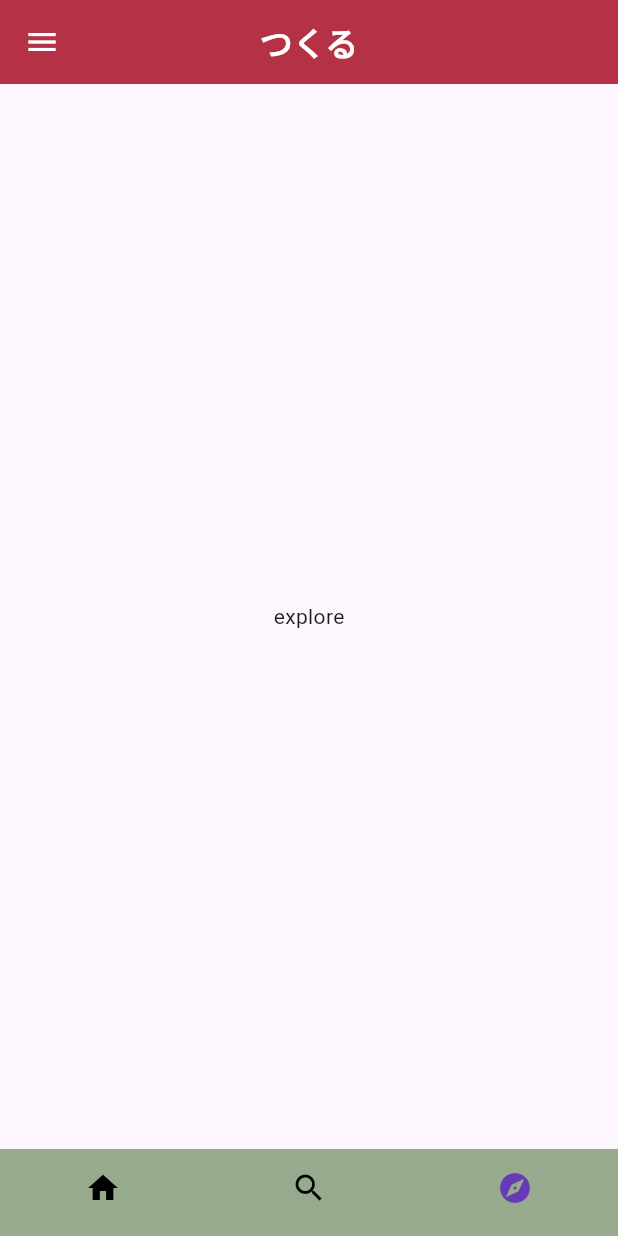
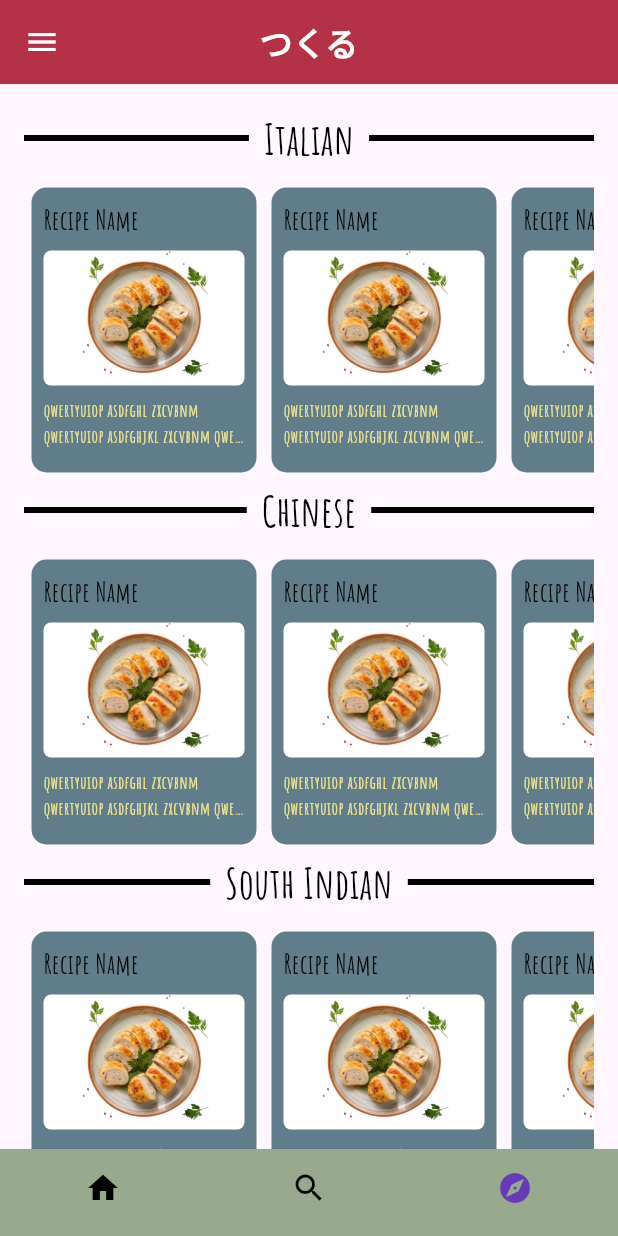
Before and after one commit to shashwat0224/Tsukuru-Mobile-App, a Flutter app: the screen it shows after launch, item 3 of the bottom bar chosen, on a phone screen of 412 x 824 dp. Run offline on Flutter 3.47's test engine with Material 3 defaults, Android fonts, the phone set to English and light mode, and no system bars.

Commit message:
added new uihelper widget, created explore list view and added prototype content to explore screen

```diff
--- a/lib/screens/explorescreen.dart
+++ b/lib/screens/explorescreen.dart
@@ -1,4 +1,5 @@
 import 'package:flutter/material.dart';
+import 'package:tsukuru/widgets/explore_listview.dart';
 
 class ExploreScreen extends StatefulWidget {
   const ExploreScreen({super.key});
@@ -11,7 +12,18 @@ class _ExploreScreenState extends State<ExploreScreen> {
   @override
   Widget build(BuildContext context) {
     return Scaffold(
-      body: SafeArea(child: Center(child: Text('explore'),)),
+      body: SafeArea(
+        child: SingleChildScrollView(
+          padding: EdgeInsets.all(16.0),
+          child: Column(
+            children: [
+              ExploreListview(headerTitle: 'Italian'),
+              ExploreListview(headerTitle: 'Chinese'),
+              ExploreListview(headerTitle: 'South Indian'),
+            ],
+          ),
+        ),
+      ),
     );
   }
 }
--- /dev/null
+++ b/lib/widgets/explore_listview.dart
@@ -0,0 +1,83 @@
+import 'package:flutter/material.dart';
+import 'package:tsukuru/widgets/uihelper.dart';
+
+class ExploreListview extends StatelessWidget {
+  const ExploreListview({super.key, required this.headerTitle});
+
+  final String headerTitle;
+
+  @override
+  Widget build(BuildContext context) {
+    return Column(
+      children: [
+        UiHelper.customHeaderText(
+          title: headerTitle,
+          size: 28,
+          color: Colors.black,
+        ),
+        SizedBox(height: 8),
+        SizedBox(
+          height: 200,
+          child: ListView.builder(
+            shrinkWrap: true,
+            scrollDirection: Axis.horizontal,
+            itemCount: 8,
+            itemBuilder: (context, index) {
+              return InkWell(
+                onTap: () {
+                  print('onTap');
+                },
+                onDoubleTap: () {
+                  print('onDoubleTap');
+                },
+                child: Padding(
+                  padding: const EdgeInsets.all(5),
+                  child: Container(
+                    width: 150,
+                    padding: EdgeInsets.all(8.0),
+                    decoration: BoxDecoration(
+                      borderRadius: BorderRadius.circular(10),
+                      color: Colors.blueGrey,
+                    ),
+                    child: Column(
+                      crossAxisAlignment: CrossAxisAlignment.start,
+                      children: [
+                        UiHelper.customText(
+                          title: 'Recipe Name',
+                          size: 18,
+                          color: Colors.black,
+                        ),
+                        SizedBox(height: 8),
+                        Container(
+                          height: 90,
+                          width: 140,
+                          decoration: BoxDecoration(
+                            borderRadius: BorderRadius.circular(5),
+                            color: Colors.white,
+                          ),
+                          child: UiHelper.customImage(img: 'hero-img.png'),
+                        ),
+                        SizedBox(height: 8),
+                        Text(
+                          'qwertyuiop asdfghl zxcvbnm qwertyuiop asdfghjkl zxcvbnm qwertyuiop asdfghjkl zxcvbnm qwertyuiop asdfghjkl zxcvbnm qwertyuiop asdfghjkl zxcvbnm qwertyuiop asdfghjkl zxcvbnm qwertyuiop asdfghjkl zxcvbnm',
+                          style: TextStyle(
+                            fontFamily: "AmaticSC",
+                            fontWeight: FontWeight.bold,
+                            fontSize: 12,
+                            color: Color(0XFFEDE490),
+                          ),
+                          overflow: TextOverflow.ellipsis,
+                          maxLines: 2,
+                        ),
+                      ],
+                    ),
+                  ),
+                ),
+              );
+            },
+          ),
+        ),
+      ],
+    );
+  }
+}
--- a/lib/widgets/recipes_gridview.dart
+++ b/lib/widgets/recipes_gridview.dart
@@ -20,7 +20,16 @@ class RecipesGridview extends StatelessWidget {
         ),
         itemCount: count,
         itemBuilder: (context, index) {
-          return Container(
+          return InkWell(
+            onTap: () {
+              print('tapped');
+            },
+            onDoubleTap: () {
+              print('double tapped');
+            },
+            child: Padding(
+              padding: const EdgeInsets.symmetric(horizontal: 4.0),
+              child: Container(
                 padding: EdgeInsets.all(8.0),
                 decoration: BoxDecoration(
                   borderRadius: BorderRadius.circular(10),
@@ -58,6 +67,8 @@ class RecipesGridview extends StatelessWidget {
                     ),
                   ],
                 ),
+              ),
+            ),
           );
         },
       ),
--- a/lib/widgets/uihelper.dart
+++ b/lib/widgets/uihelper.dart
@@ -5,7 +5,53 @@ class UiHelper {
     return Image.asset('assets/images/$img');
   }
 
-  static customText({required String title, required double size, required Color color}) {
-    return Text(title,style: TextStyle(fontFamily: "AmaticSC", fontWeight: FontWeight.bold, fontSize: size, color: color),);
+  static customText({
+    required String title,
+    required double size,
+    required Color color,
+  }) {
+    return Text(
+      title,
+      style: TextStyle(
+        fontFamily: "AmaticSC",
+        fontWeight: FontWeight.bold,
+        fontSize: size,
+        color: color,
+      ),
+    );
+  }
+
+  static customHeaderText({
+    required String title,
+    required double size,
+    required Color color,
+  }) {
+    return Row(
+      children: <Widget>[
+        Expanded(
+          child: Divider(
+            color: color,
+            thickness: 4,
+            endIndent: 10, // space between line and text
+          ),
+        ),
+        Text(
+          title,
+          style: TextStyle(
+            fontSize: size,
+            fontWeight: FontWeight.bold,
+            color: color,
+            fontFamily: "AmaticSC",
+          ),
+        ),
+        Expanded(
+          child: Divider(
+            color: color,
+            thickness: 4,
+            indent: 10, // space between text and line
+          ),
+        ),
+      ],
+    );
   }
 }
```
Lines whose indentation alone changed are shown as unchanged.
